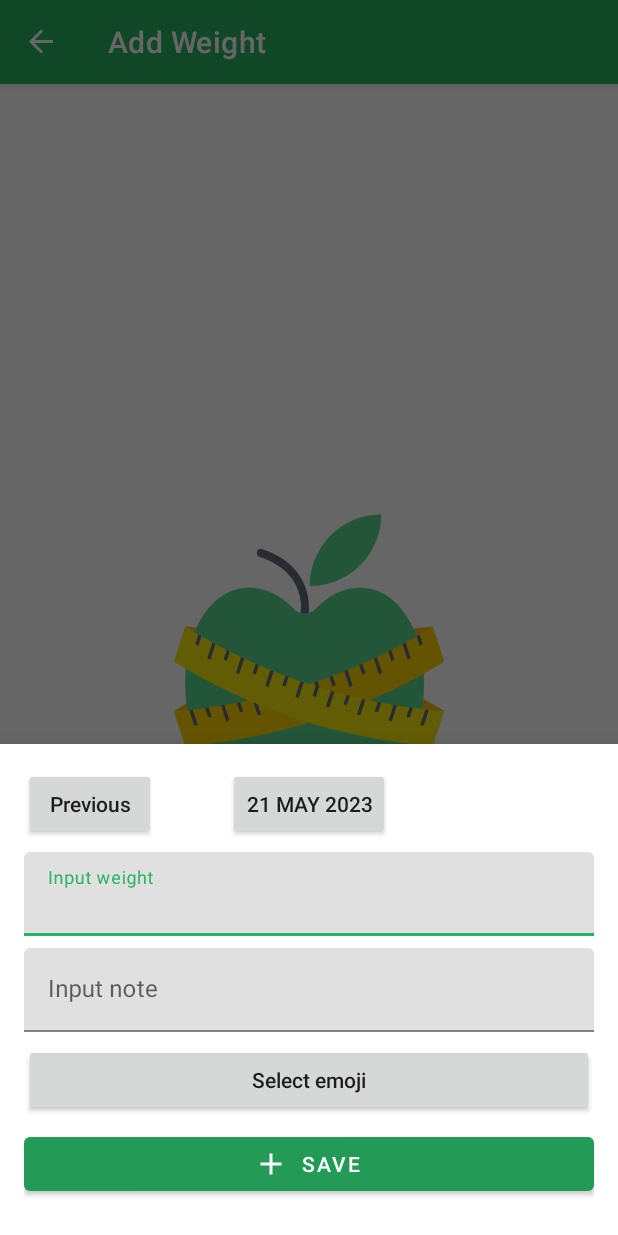
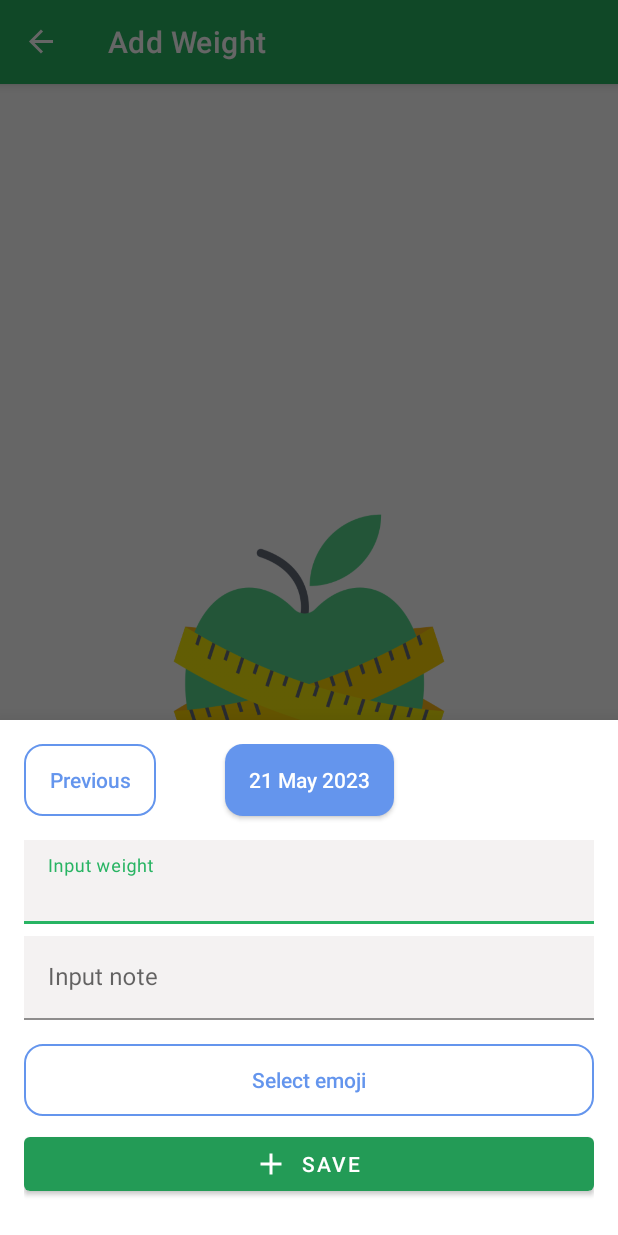
Before and after one commit to gultendogan0/WeightlyApp, an Android app: the AddWeightFragment screen opened through its navigation route, on a phone screen of 412 x 824 dp. Run offline under Robolectric (Android 15) with nearby library versions, the phone set to English and light mode, and no system bars; our stand-ins replace Dagger/Hilt's generated code, Room's generated code, navigation-ui; libraries missing offline, so code that uses them is left out: com.orhanobut.hawk; 2 statements that could not run were skipped.

Commit message:
design changed

```diff
--- a/app/build.gradle
+++ b/app/build.gradle
@@ -121,4 +121,6 @@ dependencies {
 
     implementation 'de.hdodenhof:circleimageview:3.1.0'
 
+    implementation 'com.github.simformsolutions:SSCustomEditTextOutLineBorder:1.0.15'
+
 }
--- a/app/src/main/java/com/gultendogan/weightlyapp/ui/fragments/RunFragment.kt
+++ b/app/src/main/java/com/gultendogan/weightlyapp/ui/fragments/RunFragment.kt
@@ -104,7 +104,7 @@ class RunFragment : Fragment(R.layout.fragment_run), EasyPermissions.PermissionC
         val dialog = AlertDialog.Builder(requireContext())
             .setTitle("Delete Run")
             .setMessage("Are you sure you want to delete this run?")
-            .setIcon(android.R.drawable.ic_dialog_alert)
+            .setIcon(R.drawable.baseline_warning_24)
             .setPositiveButton(android.R.string.yes) { _, _ ->
                 viewModel.deleteRun(run)
                 Toast.makeText(requireContext(), "Run deleted", Toast.LENGTH_SHORT).show()
--- /dev/null
+++ b/app/src/main/res/drawable/baseline_warning_24.xml
@@ -0,0 +1,5 @@
+<vector android:height="24dp" android:tint="#5A5A5A"
+    android:viewportHeight="24" android:viewportWidth="24"
+    android:width="24dp" xmlns:android="http://schemas.android.com/apk/res/android">
+    <path android:fillColor="@android:color/white" android:pathData="M1,21h22L12,2 1,21zM13,18h-2v-2h2v2zM13,14h-2v-4h2v4z"/>
+</vector>
--- /dev/null
+++ b/app/src/main/res/drawable/custom_button.xml
@@ -0,0 +1,8 @@
+<?xml version="1.0" encoding="utf-8"?>
+<shape xmlns:android="http://schemas.android.com/apk/res/android" android:shape="rectangle">
+
+    <stroke android:color="@color/blue" android:width="1dp"/>
+    <corners android:radius="12dp"/>
+
+
+</shape>
--- /dev/null
+++ b/app/src/main/res/drawable/custom_button2.xml
@@ -0,0 +1,8 @@
+<?xml version="1.0" encoding="utf-8"?>
+<shape xmlns:android="http://schemas.android.com/apk/res/android" android:shape="rectangle">
+
+    <corners android:radius="12dp"/>
+    <solid android:color="@color/blue"/>
+
+
+</shape>
--- a/app/src/main/res/layout/activity_run.xml
+++ b/app/src/main/res/layout/activity_run.xml
@@ -35,6 +35,6 @@
         app:layout_constraintBottom_toBottomOf="parent"
         app:layout_constraintEnd_toEndOf="parent"
         app:layout_constraintHorizontal_bias="0.5"
-        app:layout_constraintStart_toStartOf="parent" />
+        app:layout_constraintStart_toStartOf="parent"/>
 
 </androidx.constraintlayout.widget.ConstraintLayout>
--- a/app/src/main/res/layout/fragment_add_weight.xml
+++ b/app/src/main/res/layout/fragment_add_weight.xml
@@ -7,44 +7,61 @@
     android:layout_width="match_parent"
     android:layout_height="wrap_content"
     android:padding="@dimen/activity_horizontal_margin">
+
     <androidx.appcompat.widget.AppCompatButton
         android:id="@+id/btnSelectDate"
         android:layout_width="wrap_content"
         android:layout_height="wrap_content"
         android:text="@string/select_date"
+        android:background="@drawable/custom_button2"
+        android:paddingStart="@dimen/space_16"
+        android:paddingEnd="@dimen/space_16"
+        android:textColor="@color/white"
+        android:textAllCaps="false"
         app:layout_constraintEnd_toEndOf="parent"
         app:layout_constraintStart_toStartOf="parent"
         app:layout_constraintTop_toTopOf="parent" />
+
     <androidx.appcompat.widget.AppCompatButton
         android:id="@+id/btnPrev"
         android:layout_width="wrap_content"
         android:layout_height="wrap_content"
         android:text="@string/prev_day"
+        android:background="@drawable/custom_button"
         android:textAllCaps="false"
+        android:textColor="@color/blue"
         app:layout_constraintStart_toStartOf="parent"
         app:layout_constraintTop_toTopOf="parent" />
+
     <androidx.appcompat.widget.AppCompatButton
         android:id="@+id/btnNext"
         android:layout_width="wrap_content"
         android:layout_height="wrap_content"
         android:text="@string/next_day"
+        android:background="@drawable/custom_button"
         android:textAllCaps="false"
+        android:textColor="@color/blue"
         app:layout_constraintEnd_toEndOf="parent"
         app:layout_constraintTop_toTopOf="parent" />
+
     <com.google.android.material.textfield.TextInputLayout
         android:id="@+id/tfInputWeight"
         android:layout_width="match_parent"
         android:layout_height="wrap_content"
-        android:layout_marginTop="@dimen/space_8"
+        android:layout_marginTop="16dp"
         android:hint="@string/input_weight"
-        app:layout_constraintTop_toBottomOf="@+id/btnSelectDate">
+        app:layout_constraintTop_toBottomOf="@+id/btnSelectDate"
+        tools:layout_editor_absoluteX="16dp">
+
         <com.google.android.material.textfield.TextInputEditText
             android:id="@+id/tilInputWeight"
             android:layout_width="match_parent"
             android:layout_height="wrap_content"
+            android:background="@color/gray_50"
             android:inputType="numberDecimal"
             android:maxLength="5" />
     </com.google.android.material.textfield.TextInputLayout>
+
     <com.google.android.material.textfield.TextInputLayout
         android:id="@+id/tfInputNote"
         android:layout_width="match_parent"
@@ -54,16 +71,20 @@
         app:layout_constraintTop_toBottomOf="@+id/tfInputWeight">
         <com.google.android.material.textfield.TextInputEditText
             android:id="@+id/tilInputNote"
+            android:background="@color/gray_50"
             android:layout_width="match_parent"
             android:layout_height="wrap_content" />
     </com.google.android.material.textfield.TextInputLayout>
+
     <androidx.appcompat.widget.AppCompatButton
         android:id="@+id/btnEmoji"
         android:layout_width="0dp"
         android:layout_height="wrap_content"
-        android:layout_marginTop="@dimen/space_8"
+        android:layout_marginTop="16dp"
+        android:background="@drawable/custom_button"
         android:text="@string/select_emoji"
         android:textAllCaps="false"
+        android:textColor="@color/blue"
         app:layout_constraintEnd_toEndOf="parent"
         app:layout_constraintStart_toStartOf="parent"
         app:layout_constraintTop_toBottomOf="@+id/tfInputNote" />
@@ -80,6 +101,7 @@
         app:layout_constraintEnd_toStartOf="@+id/btnDelete"
         app:layout_constraintStart_toStartOf="@+id/btnEmoji"
         app:layout_constraintTop_toBottomOf="@+id/btnEmoji" />
+
     <com.google.android.material.button.MaterialButton
         android:id="@+id/btnDelete"
         style="@style/Widget.MaterialComponents.Button.Icon"
--- a/app/src/main/res/layout/fragment_home.xml
+++ b/app/src/main/res/layout/fragment_home.xml
@@ -107,7 +107,7 @@
                 android:layout_width="wrap_content"
                 android:layout_height="wrap_content"
                 android:layout_gravity="center"
-                android:textColor="@color/purple_500"
+                android:textColor="@color/blue"
                 android:textStyle="bold"
                 tools:text="Hedefine ulaşmana 10 kilo kaldı">
 
--- a/app/src/main/res/layout/fragment_list.xml
+++ b/app/src/main/res/layout/fragment_list.xml
@@ -34,7 +34,7 @@
                 android:layout_width="wrap_content"
                 android:layout_height="match_parent"
                 android:layout_gravity="center"
-                android:textColor="@color/purple_500"
+                android:textColor="@color/blue"
                 android:layout_marginTop="5dp"
                 android:layout_marginBottom="5dp"
                 android:textStyle="bold"
--- a/app/src/main/res/layout/fragment_tracking.xml
+++ b/app/src/main/res/layout/fragment_tracking.xml
@@ -9,7 +9,7 @@
     <androidx.constraintlayout.widget.ConstraintLayout
         android:id="@+id/clInnerLayout"
         android:layout_width="match_parent"
-        android:layout_height="0dp"
+        android:layout_height="250dp"
         android:background="@color/white"
         app:layout_constraintBottom_toBottomOf="parent"
         app:layout_constraintEnd_toEndOf="parent"
@@ -22,7 +22,7 @@
             android:layout_width="wrap_content"
             android:layout_height="wrap_content"
             android:text="00:00:00:00"
-            android:textSize="50sp"
+            android:textSize="40sp"
             app:layout_constraintBottom_toTopOf="@+id/btnToggleRun"
             app:layout_constraintEnd_toEndOf="parent"
             app:layout_constraintHorizontal_bias="0.5"
--- a/app/src/main/res/layout/item_run.xml
+++ b/app/src/main/res/layout/item_run.xml
@@ -17,7 +17,7 @@
             android:id="@+id/ivRunImage"
             android:layout_width="125dp"
             android:layout_height="125dp"
-            app:civ_border_color="#4CAF50"
+            app:civ_border_color="@color/blue"
             app:civ_border_width="2dp"
             app:layout_constraintBottom_toBottomOf="@+id/tvCalories"
             app:layout_constraintStart_toStartOf="parent"
--- a/app/src/main/res/layout/item_weight_history.xml
+++ b/app/src/main/res/layout/item_weight_history.xml
@@ -11,8 +11,9 @@
         android:id="@+id/tvDate"
         android:layout_width="wrap_content"
         android:layout_height="wrap_content"
+        android:layout_marginStart="8dp"
+        android:textAppearance="?android:textAppearanceMedium"
         app:layout_constraintStart_toStartOf="parent"
-        android:textAppearance="?android:textAppearanceMedium"
         app:layout_constraintTop_toTopOf="parent"
         tools:text="07 May 2022">
 
--- a/app/src/main/res/values/strings.xml
+++ b/app/src/main/res/values/strings.xml
@@ -12,7 +12,7 @@
     <string name="see_all"><u>See All</u></string>
 
     <string name="add_weight">Add Weight</string>
-    <string name="select_date">Select date</string>
+    <string name="select_date">Select Date</string>
     <string name="input_weight">Input weight</string>
     <string name="input_note">Input note</string>
     <string name="goal_weight">Goal weight</string>
```
Also changed, not shown: app/src/main/res/drawable/round_corner.xml (added, +10 -0 lines), app/src/main/res/layout/fragment_statistics.xml (+5 -5 lines).
